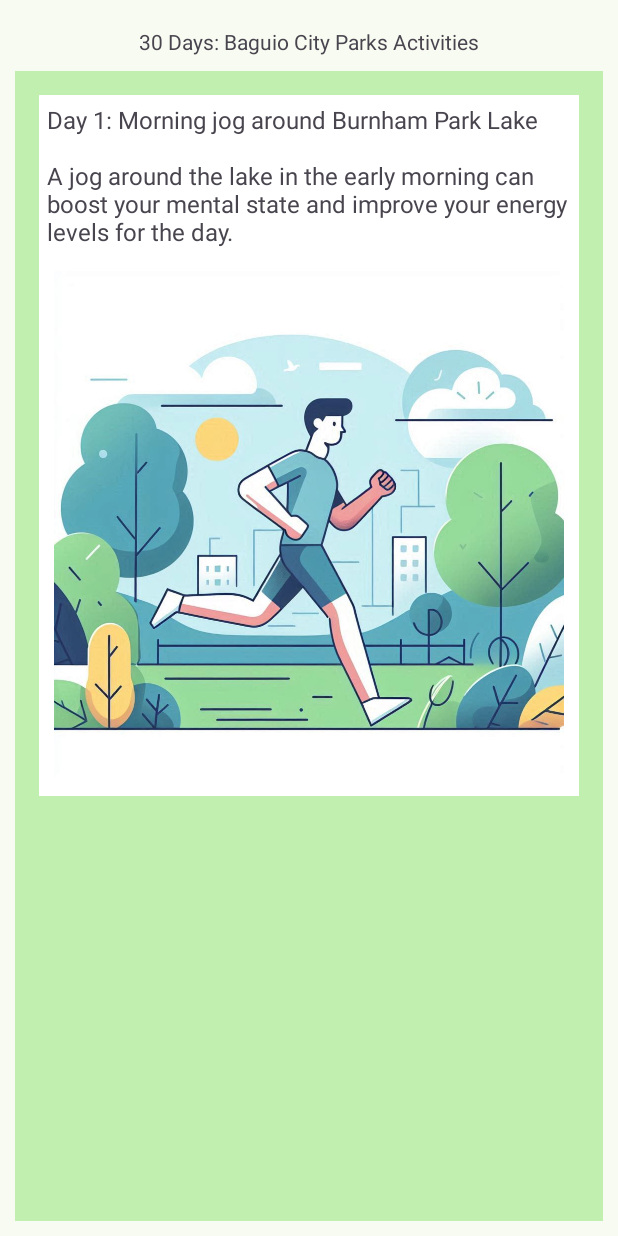
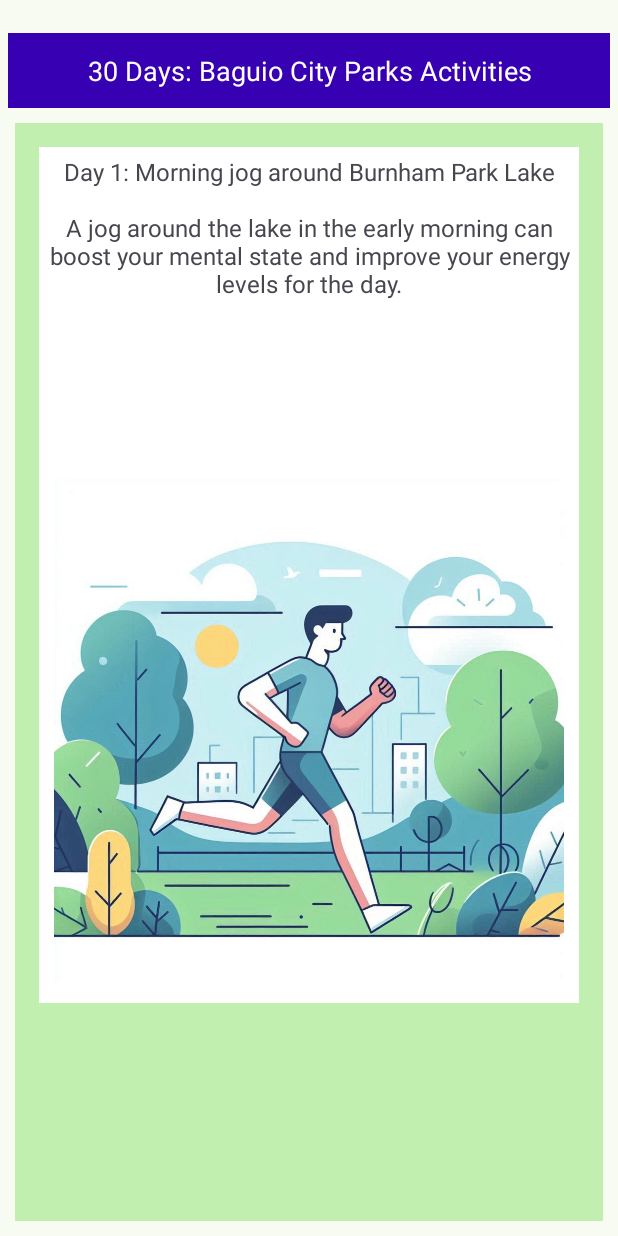
Before and after one commit to ChrisPaoloSab-it/cc173k-sab-itcpc-act6, an Android app: the screen it shows after launch (MainActivity), on a phone screen of 412 x 824 dp. Run offline under Robolectric (Android 15) with nearby library versions, the phone set to English and light mode, and no system bars.

Commit message:
added an icon, changed to horizontal scrolling

```diff
--- a/app/src/main/AndroidManifest.xml
+++ b/app/src/main/AndroidManifest.xml
@@ -6,9 +6,9 @@
         android:allowBackup="true"
         android:dataExtractionRules="@xml/data_extraction_rules"
         android:fullBackupContent="@xml/backup_rules"
-        android:icon="@mipmap/ic_launcher"
+        android:icon="@drawable/icon_30_days"
         android:label="@string/app_name"
-        android:roundIcon="@mipmap/ic_launcher_round"
+        android:roundIcon="@drawable/icon_30_days"
         android:supportsRtl="true"
         android:theme="@style/AppTheme"
         tools:targetApi="31">
--- a/app/src/main/java/com/example/a30daysactivity/MainActivity.kt
+++ b/app/src/main/java/com/example/a30daysactivity/MainActivity.kt
@@ -56,7 +56,7 @@ class MainActivity : AppCompatActivity() {
         )
 
         val recyclerView = findViewById<RecyclerView>(R.id.recyclerview_layout)
-        val layoutManager = LinearLayoutManager(this, LinearLayoutManager.VERTICAL, false)
+        val layoutManager = LinearLayoutManager(this, LinearLayoutManager.HORIZONTAL, false)
         recyclerView.layoutManager = layoutManager
         recyclerView.adapter = Adapter(items)
     }
--- a/app/src/main/res/layout/activity_main.xml
+++ b/app/src/main/res/layout/activity_main.xml
@@ -11,11 +11,16 @@
 
     <TextView
         android:id="@+id/appTitle"
-        android:layout_width="wrap_content"
-        android:layout_height="wrap_content"
+        android:layout_width="match_parent"
+        android:padding="10dp"
+        android:layout_margin="5dp"
+        android:layout_height="50dp"
         android:gravity="center"
+        android:textColor="#FFFFFF"
         android:text="@string/app_title"
+        android:textSize="18sp"
         android:theme="@style/AppTheme"
+        android:background="@color/design_default_color_primary_dark"
         app:layout_constraintBottom_toBottomOf="parent"
         app:layout_constraintEnd_toEndOf="parent"
         app:layout_constraintHorizontal_bias="0.497"
@@ -32,7 +37,9 @@
         android:theme="@style/AppTheme"
         app:layout_constraintBottom_toBottomOf="parent"
         app:layout_constraintEnd_toEndOf="parent"
+        app:layout_constraintHorizontal_bias="0.0"
         app:layout_constraintStart_toStartOf="parent"
-        app:layout_constraintTop_toBottomOf="@id/appTitle" />
+        app:layout_constraintTop_toBottomOf="@id/appTitle"
+        app:layout_constraintVertical_bias="0.0" />
 
 </androidx.constraintlayout.widget.ConstraintLayout>
--- a/app/src/main/res/layout/item_display.xml
+++ b/app/src/main/res/layout/item_display.xml
@@ -1,16 +1,16 @@
 <?xml version="1.0" encoding="utf-8"?>
-<ScrollView
+<HorizontalScrollView
     xmlns:android="http://schemas.android.com/apk/res/android"
     xmlns:app="http://schemas.android.com/apk/res-auto"
     xmlns:tools="http://schemas.android.com/tools"
     android:layout_width="match_parent"
-    android:layout_height="match_parent"
-    android:orientation="vertical"
+    android:layout_height="wrap_content"
+    android:orientation="horizontal"
     android:theme="@style/AppTheme"
     android:padding="16dp">
 
     <LinearLayout
-        android:layout_width="match_parent"
+        android:layout_width="wrap_content"
         android:layout_height="wrap_content"
         android:background="@color/design_default_color_on_primary"
         android:gravity="center"
@@ -19,24 +19,24 @@
 
         <TextView
             android:id="@+id/dayText"
-            android:layout_width="wrap_content"
-            android:layout_height="wrap_content"
+            android:layout_width="match_parent"
+            android:layout_height="200dp"
             android:layout_margin="5dp"
             android:layout_weight="1"
             android:theme="@style/AppTheme"
             android:text="@string/day1_text"
-            android:textAlignment="textStart"
+            android:textAlignment="center"
             android:textSize="16sp" />
 
         <ImageView
             android:id="@+id/dayImage"
             android:layout_width="360dp"
             android:layout_height="360dp"
-            android:theme="@style/AppTheme"
             android:layout_weight="1"
             android:contentDescription="@string/day1_text"
             android:padding="10dp"
+            android:theme="@style/AppTheme"
             tools:srcCompat="@tools:sample/avatars" />
 
     </LinearLayout>
-</ScrollView>
+</HorizontalScrollView>
```
Also changed, not shown: app/src/main/res/drawable/icon_30_days.png (added).
